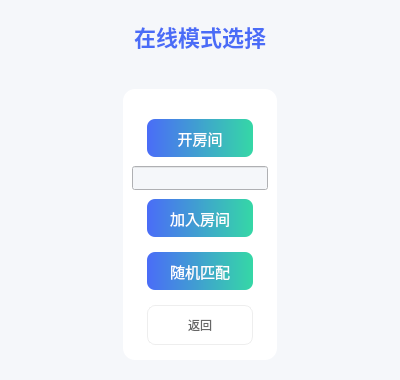
ELUT1111/Gomoku, file client/gomokuClient/onlinechoicewidget.ui: the form before one commit.
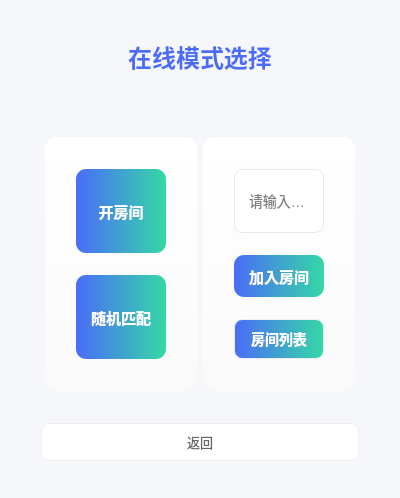
The form after the commit.

```diff
--- a/client/gomokuClient/onlinechoicewidget.ui
+++ b/client/gomokuClient/onlinechoicewidget.ui
@@ -7,7 +7,7 @@
     <x>0</x>
     <y>0</y>
     <width>400</width>
-    <height>361</height>
+    <height>498</height>
    </rect>
   </property>
   <property name="windowTitle">
@@ -15,62 +15,112 @@
   </property>
   <property name="styleSheet">
    <string notr="true">
-    /* 全局基础样式 */
+    /* 全局基础样式：优化背景色，统一字体抗锯齿 */
     QWidget {
      background-color: #F5F7FA;
      font-family: &quot;Microsoft YaHei&quot;;
      font-size: 14px;
     }
-    /* 分组框样式：卡片化、圆角、阴影 */
-    QGroupBox#groupBox {
+    
+    /* 分组框样式：强化卡片质感，优化内边距和圆角 */
+    QGroupBox#groupBox, QGroupBox#groupBox_2 {
      border: none;
      background-color: white;
      border-radius: 12px;
-     box-shadow: 0 2px 10px rgba(0,0,0,0.06);
      margin-top: 10px;
-     padding-top: 15px;
+     padding: 15px 10px; /* 优化内边距，避免内容贴边 */
+     background: qlineargradient(x1:0, y1:0, x2:0, y2:1, stop:0 #FFFFFF, stop:1 #FAFAFA);
     }
+    
     /* 分组框标题（隐藏） */
-    QGroupBox#groupBox::title {
+    QGroupBox#groupBox::title, QGroupBox#groupBox_2::title {
      subcontrol-origin: margin;
      subcontrol-position: top center;
      padding: 0 10px;
      color: transparent;
     }
-    /* 功能按钮通用样式 */
+    
+    /* 功能按钮通用样式：优化圆角和高度，增加内边距 */
     QPushButton {
-     border-radius: 8px;
+     border-radius: 10px; /* 更圆润的圆角 */
      border: none;
      font-size: 15px;
-     height: 38px;
-     margin: 6px 15px;
+     height: 42px; /* 优化按钮高度，更易点击 */
+     margin: 8px 12px; /* 调整间距，更紧凑 */
+     padding-left: 15px;
+     padding-right: 15px;
     }
-    /* 核心功能按钮（开房间/加入房间/随机匹配） */
-    QPushButton#addRoomButton, QPushButton#JoinRoomButton, QPushButton#searchGameButton {
+    
+    /* 核心功能按钮：优化渐变色彩过渡，增加按下态 */
+    QPushButton#addRoomButton, QPushButton#JoinRoomButton, QPushButton#searchGameButton,QPushButton#roomListButton {
      background: qlineargradient(x1:0, y1:0, x2:1, y2:0, stop:0 #4A6CF7, stop:1 #35D8A6);
      color: white;
+     font-weight: 500; /* 轻微加粗，突出核心按钮 */
     }
     QPushButton#addRoomButton:hover, QPushButton#JoinRoomButton:hover, QPushButton#searchGameButton:hover {
      background: qlineargradient(x1:0, y1:0, x2:1, y2:0, stop:0 #3A5CE7, stop:1 #2BC896);
     }
-    /* 次要按钮（返回） */
+    QPushButton#addRoomButton:pressed, QPushButton#JoinRoomButton:pressed, QPushButton#searchGameButton:pressed 
+QPushButton#roomListButton:pressed{
+     background: qlineargradient(x1:0, y1:0, x2:1, y2:0, stop:0 #2A4CD7, stop:1 #1BB886);
+     padding-top: 2px; /* 按下轻微位移，模拟点击反馈 */
+    }
+    
+    /* 次要按钮：优化边框和hover态，增加按下态 */
     QPushButton#returnButton_2 {
      background-color: white;
      color: #666666;
      border: 1px solid #EEEEEE;
-     font-size: 12px;
+     font-size: 13px;
+     height: 36px;
+     border-radius: 8px;
     }
     QPushButton#returnButton_2:hover {
      background-color: #F8F8F8;
      color: #FF6B6B;
      border-color: #FFE6E6;
     }
-    /* 标题样式 */
+    QPushButton#returnButton_2:pressed {
+     background-color: #F0F0F0;
+     border-color: #FFD6D6;
+    }
+    
+    /* 房间列表按钮：适配次要按钮样式，保持视觉统一 */
+    QPushButton#roomListButton {
+     border: 1px solid #EEEEEE;
+     font-size: 14px;
+     height: 38px;
+     border-radius: 8px;
+     margin: 8px 12px;
+    }
+    
+    /* 标题样式：优化字重和间距，增加渐变色彩 */
     QLabel#lblOnlineTitle {
-     font-size: 22px;
-     font-weight: bold;
+     font-size: 24px;
+     font-weight: 600;
      color: #4A6CF7;
      alignment: center;
+     padding: 10px 0; /* 增加上下间距 */
+     background-clip: text;
+    }
+    
+    /* 输入框样式：优化圆角、边框和内边距，贴合整体风格 */
+    QLineEdit#lineEdit_roomid {
+     border: 1px solid #E5E9F2;
+     border-radius: 8px;
+     padding: 10px 12px;
+     background-color: white;
+     font-size: 14px;
+     height: 42px;
+     margin: 8px 12px;
+    }
+    QLineEdit#lineEdit_roomid:focus {
+     border-color: #4A6CF7;
+     background-color: #FAFCFF;
+     outline: none;
+    }
+    QLineEdit#lineEdit_roomid::placeholder {
+     color: #C0C6D0;
     }
    </string>
   </property>
@@ -96,15 +146,18 @@
    </item>
    <item>
     <widget class="QWidget" name="widget_2" native="true">
-     <layout class="QHBoxLayout" name="horizontalLayout_2" stretch="2,3,2">
+     <layout class="QVBoxLayout" name="verticalLayout" stretch="5,1">
       <item>
-       <spacer name="horizontalSpacer_4">
+       <widget class="QWidget" name="widget_3" native="true">
+        <layout class="QHBoxLayout" name="horizontalLayout" stretch="1,3,3,1">
+         <item>
+          <spacer name="horizontalSpacer_3">
         <property name="orientation">
          <enum>Qt::Orientation::Horizontal</enum>
         </property>
         <property name="sizeHint" stdset="0">
          <size>
-          <width>40</width>
+             <width>21</width>
           <height>20</height>
          </size>
         </property>
@@ -117,7 +170,7 @@
         </property>
         <layout class="QVBoxLayout" name="verticalLayout_4">
          <property name="spacing">
-          <number>3</number>
+             <number>6</number>
          </property>
          <item>
           <widget class="QPushButton" name="addRoomButton">
@@ -131,6 +184,7 @@
             <font>
              <family>Microsoft YaHei</family>
              <pointsize>-1</pointsize>
+                <fontweight>Medium</fontweight>
             </font>
            </property>
            <property name="text">
@@ -138,28 +192,6 @@
            </property>
           </widget>
          </item>
-         <item>
-          <widget class="QLineEdit" name="lineEdit_roomid"/>
-         </item>
-         <item>
-          <widget class="QPushButton" name="JoinRoomButton">
-           <property name="sizePolicy">
-            <sizepolicy hsizetype="Minimum" vsizetype="Expanding">
-             <horstretch>0</horstretch>
-             <verstretch>0</verstretch>
-            </sizepolicy>
-           </property>
-           <property name="font">
-            <font>
-             <family>Microsoft YaHei</family>
-             <pointsize>-1</pointsize>
-            </font>
-           </property>
-           <property name="text">
-            <string>加入房间</string>
-           </property>
-          </widget>
-         </item>
          <item>
           <widget class="QPushButton" name="searchGameButton">
            <property name="sizePolicy">
@@ -172,6 +204,7 @@
             <font>
              <family>Microsoft YaHei</family>
              <pointsize>-1</pointsize>
+                <fontweight>Medium</fontweight>
             </font>
            </property>
            <property name="text">
@@ -179,10 +212,87 @@
            </property>
           </widget>
          </item>
+           </layout>
+          </widget>
+         </item>
+         <item>
+          <widget class="QGroupBox" name="groupBox_2">
+           <property name="title">
+            <string/>
+           </property>
+           <layout class="QVBoxLayout" name="verticalLayout_2">
+            <property name="spacing">
+             <number>6</number>
+            </property>
+            <item>
+             <widget class="QLineEdit" name="lineEdit_roomid">
+              <property name="sizePolicy">
+               <sizepolicy hsizetype="Expanding" vsizetype="Fixed">
+                <horstretch>0</horstretch>
+                <verstretch>0</verstretch>
+               </sizepolicy>
+              </property>
+              <property name="echoMode">
+               <enum>QLineEdit::EchoMode::Normal</enum>
+              </property>
+              <property name="placeholderText">
+               <string>请输入房间号</string>
+              </property>
+             </widget>
+            </item>
+            <item>
+             <widget class="QPushButton" name="JoinRoomButton">
+              <property name="sizePolicy">
+               <sizepolicy hsizetype="Minimum" vsizetype="Expanding">
+                <horstretch>0</horstretch>
+                <verstretch>0</verstretch>
+               </sizepolicy>
+              </property>
+              <property name="font">
+               <font>
+                <family>Microsoft YaHei</family>
+                <pointsize>-1</pointsize>
+                <fontweight>Medium</fontweight>
+               </font>
+              </property>
+              <property name="text">
+               <string>加入房间</string>
+              </property>
+             </widget>
+            </item>
+            <item>
+             <widget class="QPushButton" name="roomListButton">
+              <property name="text">
+               <string>房间列表</string>
+              </property>
+             </widget>
+            </item>
+           </layout>
+          </widget>
+         </item>
+         <item>
+          <spacer name="horizontalSpacer_4">
+           <property name="orientation">
+            <enum>Qt::Orientation::Horizontal</enum>
+           </property>
+           <property name="sizeHint" stdset="0">
+            <size>
+             <width>36</width>
+             <height>20</height>
+            </size>
+           </property>
+          </spacer>
+         </item>
+        </layout>
+       </widget>
+      </item>
+      <item>
+       <widget class="QWidget" name="widget_4" native="true">
+        <layout class="QVBoxLayout" name="verticalLayout_5">
          <item>
           <widget class="QPushButton" name="returnButton_2">
            <property name="sizePolicy">
-            <sizepolicy hsizetype="Minimum" vsizetype="Expanding">
+            <sizepolicy hsizetype="Preferred" vsizetype="Preferred">
              <horstretch>0</horstretch>
              <verstretch>0</verstretch>
             </sizepolicy>
@@ -201,19 +311,6 @@
         </layout>
        </widget>
       </item>
-      <item>
-       <spacer name="horizontalSpacer_3">
-        <property name="orientation">
-         <enum>Qt::Orientation::Horizontal</enum>
-        </property>
-        <property name="sizeHint" stdset="0">
-         <size>
-          <width>40</width>
-          <height>20</height>
-         </size>
-        </property>
-       </spacer>
-      </item>
      </layout>
     </widget>
    </item>
```
Left out of the diff: 3 changed lines with no effect on the pictures. Lines whose indentation alone changed are shown as unchanged.
